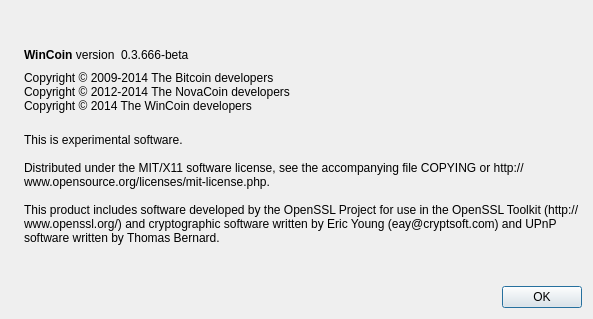
The window that src/qt/forms/aboutdialog.ui (AceCoin/AceCoin) describes before a commit, drawn with Qt 5.
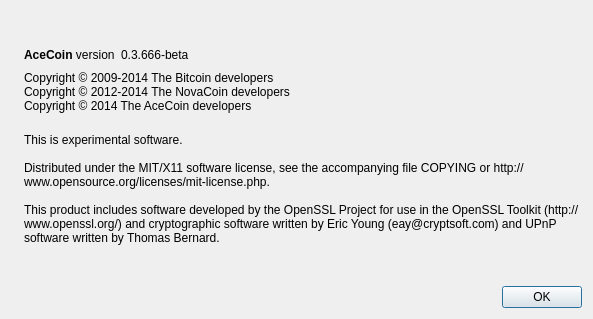
The same window after the commit. Icons and pictures are not drawn.

Diff of the .ui file:
```diff
--- a/src/qt/forms/aboutdialog.ui
+++ b/src/qt/forms/aboutdialog.ui
@@ -50,7 +50,7 @@
           <cursorShape>IBeamCursor</cursorShape>
          </property>
          <property name="text">
-          <string>&lt;b&gt;WinCoin&lt;/b&gt; version</string>
+          <string>&lt;b&gt;AceCoin&lt;/b&gt; version</string>
          </property>
          <property name="textInteractionFlags">
           <set>Qt::LinksAccessibleByMouse|Qt::TextSelectableByKeyboard|Qt::TextSelectableByMouse</set>
@@ -93,7 +93,7 @@
        <property name="text">
         <string>Copyright © 2009-2014 The Bitcoin developers
 Copyright © 2012-2014 The NovaCoin developers
-Copyright © 2014 The WinCoin developers</string>
+Copyright © 2014 The AceCoin developers</string>
        </property>
        <property name="textInteractionFlags">
         <set>Qt::LinksAccessibleByMouse|Qt::TextSelectableByKeyboard|Qt::TextSelectableByMouse</set>
```
Left out of the diff: 2 changed lines with no effect on the pictures.
